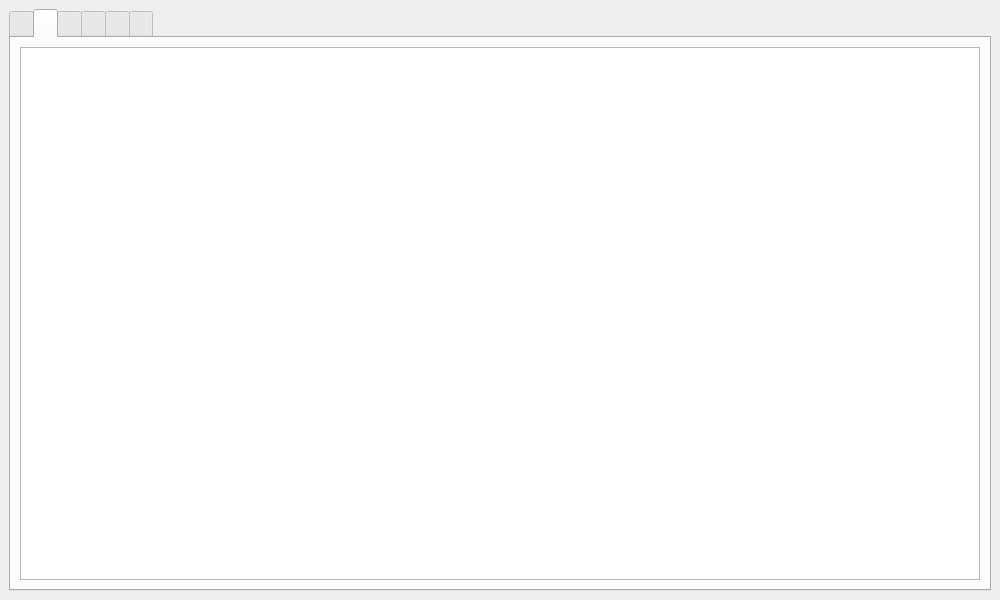
Before: the Qt Designer form mainwindow.ui in Rescator7/Hearts2, drawn with Qt 5.
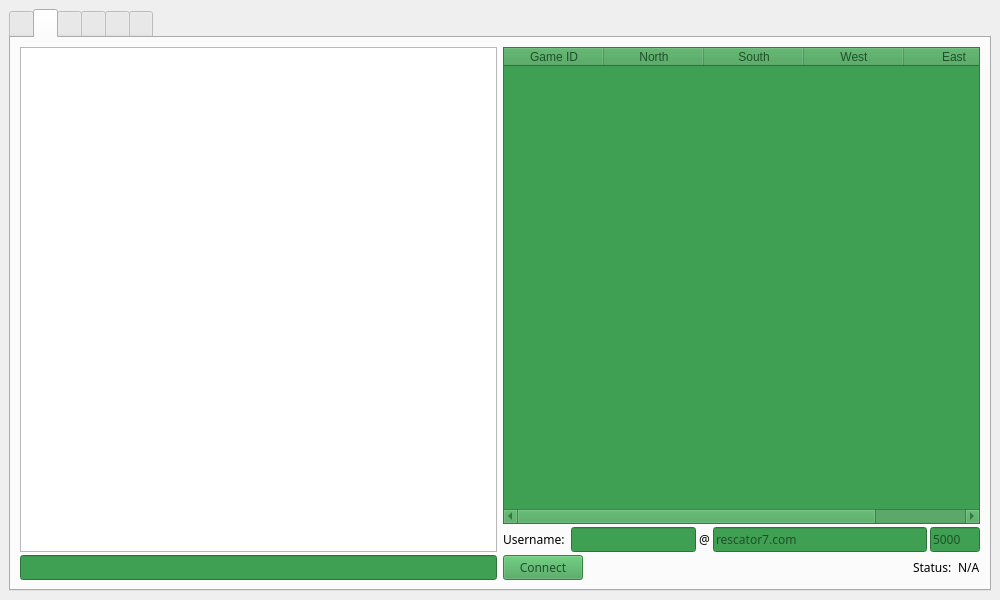
After: the same form once the commit is applied. The open tabs and pages were chosen to show the change. Icons and pictures are not drawn.

```diff
--- a/mainwindow.ui
+++ b/mainwindow.ui
@@ -25,8 +25,8 @@
      <verstretch>0</verstretch>
     </sizepolicy>
    </property>
-   <layout class="QGridLayout" name="gridLayout_2">
-    <item row="0" column="0">
+   <layout class="QHBoxLayout" name="horizontalLayout_7">
+    <item>
      <widget class="QTabWidget" name="tabWidget">
       <property name="sizePolicy">
        <sizepolicy hsizetype="Expanding" vsizetype="Expanding">
@@ -2151,22 +2151,237 @@
        <attribute name="toolTip">
         <string>Channel</string>
        </attribute>
-       <layout class="QVBoxLayout" name="verticalLayout_5">
-        <item>
-         <widget class="QTextEdit" name="channel">
-          <property name="mouseTracking">
-           <bool>false</bool>
+       <layout class="QGridLayout" name="gridLayout_2">
+        <item row="0" column="0">
+         <layout class="QVBoxLayout" name="verticalLayout_5">
+          <property name="spacing">
+           <number>3</number>
           </property>
-          <property name="acceptDrops">
-           <bool>false</bool>
+          <item>
+           <widget class="QTextEdit" name="channel">
+            <property name="mouseTracking">
+             <bool>false</bool>
+            </property>
+            <property name="acceptDrops">
+             <bool>false</bool>
+            </property>
+            <property name="horizontalScrollBarPolicy">
+             <enum>Qt::ScrollBarAlwaysOff</enum>
+            </property>
+            <property name="undoRedoEnabled">
+             <bool>false</bool>
+            </property>
+           </widget>
+          </item>
+          <item>
+           <widget class="QLineEdit" name="lineEdit">
+            <property name="enabled">
+             <bool>false</bool>
+            </property>
+           </widget>
+          </item>
+         </layout>
+        </item>
+        <item row="0" column="1">
+         <layout class="QVBoxLayout" name="verticalLayout_4">
+          <property name="spacing">
+           <number>3</number>
           </property>
-          <property name="horizontalScrollBarPolicy">
-           <enum>Qt::ScrollBarAlwaysOff</enum>
-          </property>
-          <property name="undoRedoEnabled">
-           <bool>false</bool>
-          </property>
-         </widget>
+          <item>
+           <widget class="QTableWidget" name="tableWidget">
+            <property name="enabled">
+             <bool>false</bool>
+            </property>
+            <property name="sizePolicy">
+             <sizepolicy hsizetype="Expanding" vsizetype="Expanding">
+              <horstretch>0</horstretch>
+              <verstretch>0</verstretch>
+             </sizepolicy>
+            </property>
+            <property name="maximumSize">
+             <size>
+              <width>16777215</width>
+              <height>16777215</height>
+             </size>
+            </property>
+            <column>
+             <property name="text">
+              <string>Game ID</string>
+             </property>
+            </column>
+            <column>
+             <property name="text">
+              <string>North</string>
+             </property>
+            </column>
+            <column>
+             <property name="text">
+              <string>South</string>
+             </property>
+            </column>
+            <column>
+             <property name="text">
+              <string>West</string>
+             </property>
+            </column>
+            <column>
+             <property name="text">
+              <string>East</string>
+             </property>
+            </column>
+           </widget>
+          </item>
+          <item>
+           <layout class="QHBoxLayout" name="horizontalLayout_8" stretch="0,0,0,0,0">
+            <property name="spacing">
+             <number>3</number>
+            </property>
+            <item>
+             <widget class="QLabel" name="label_username">
+              <property name="sizePolicy">
+               <sizepolicy hsizetype="Preferred" vsizetype="Preferred">
+                <horstretch>0</horstretch>
+                <verstretch>0</verstretch>
+               </sizepolicy>
+              </property>
+              <property name="maximumSize">
+               <size>
+                <width>100</width>
+                <height>16777215</height>
+               </size>
+              </property>
+              <property name="text">
+               <string>Username: </string>
+              </property>
+             </widget>
+            </item>
+            <item>
+             <widget class="QLineEdit" name="lineEdit_username">
+              <property name="enabled">
+               <bool>false</bool>
+              </property>
+              <property name="sizePolicy">
+               <sizepolicy hsizetype="Expanding" vsizetype="Fixed">
+                <horstretch>0</horstretch>
+                <verstretch>0</verstretch>
+               </sizepolicy>
+              </property>
+              <property name="maximumSize">
+               <size>
+                <width>125</width>
+                <height>16777215</height>
+               </size>
+              </property>
+              <property name="maxLength">
+               <number>20</number>
+              </property>
+             </widget>
+            </item>
+            <item>
+             <widget class="QLabel" name="label_at">
+              <property name="text">
+               <string>@</string>
+              </property>
+             </widget>
+            </item>
+            <item>
+             <widget class="QLineEdit" name="lineEdit_server">
+              <property name="enabled">
+               <bool>false</bool>
+              </property>
+              <property name="minimumSize">
+               <size>
+                <width>0</width>
+                <height>0</height>
+               </size>
+              </property>
+              <property name="text">
+               <string>rescator7.com</string>
+              </property>
+              <property name="maxLength">
+               <number>50</number>
+              </property>
+             </widget>
+            </item>
+            <item>
+             <widget class="QLineEdit" name="lineEdit_port">
+              <property name="enabled">
+               <bool>false</bool>
+              </property>
+              <property name="minimumSize">
+               <size>
+                <width>50</width>
+                <height>0</height>
+               </size>
+              </property>
+              <property name="maximumSize">
+               <size>
+                <width>50</width>
+                <height>16777215</height>
+               </size>
+              </property>
+              <property name="text">
+               <string>5000</string>
+              </property>
+              <property name="maxLength">
+               <number>4</number>
+              </property>
+             </widget>
+            </item>
+           </layout>
+          </item>
+          <item>
+           <layout class="QHBoxLayout" name="horizontalLayout_9" stretch="0,0,0,0">
+            <property name="spacing">
+             <number>3</number>
+            </property>
+            <item>
+             <widget class="QPushButton" name="pushButton_connect">
+              <property name="enabled">
+               <bool>false</bool>
+              </property>
+              <property name="text">
+               <string>Connect</string>
+              </property>
+             </widget>
+            </item>
+            <item>
+             <spacer name="horizontalSpacer_3">
+              <property name="orientation">
+               <enum>Qt::Horizontal</enum>
+              </property>
+              <property name="sizeHint" stdset="0">
+               <size>
+                <width>40</width>
+                <height>20</height>
+               </size>
+              </property>
+             </spacer>
+            </item>
+            <item>
+             <widget class="QLabel" name="label_status">
+              <property name="text">
+               <string>Status: </string>
+              </property>
+             </widget>
+            </item>
+            <item>
+             <widget class="QLabel" name="label_6">
+              <property name="text">
+               <string>N/A</string>
+              </property>
+             </widget>
+            </item>
+           </layout>
+          </item>
+          <item>
+           <layout class="QHBoxLayout" name="horizontalLayout_10">
+            <property name="spacing">
+             <number>3</number>
+            </property>
+           </layout>
+          </item>
+         </layout>
         </item>
        </layout>
       </widget>
```
